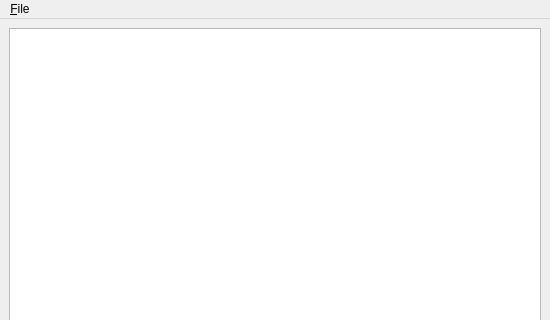
First picture: the form in branches/trunk/UI/spot-on-neighborstatistics.ui, repository textbrowser/spot-on, before the edit; both pictures show x 0 to 550 and y 0 to 320 of the 550 by 550 pixel window.
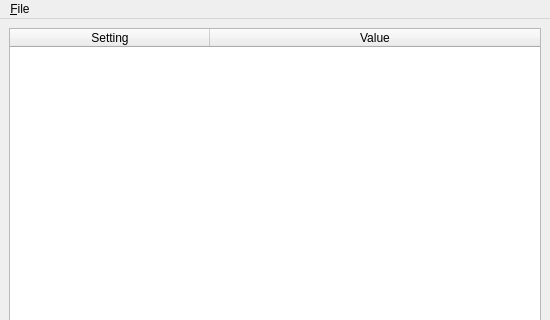
Second picture: the form after the edit. Icons and pictures are not drawn.

Commit message: Replaced text browser with splendid table.

```diff
--- a/branches/trunk/UI/spot-on-neighborstatistics.ui
+++ b/branches/trunk/UI/spot-on-neighborstatistics.ui
@@ -20,24 +20,32 @@
   <widget class="QWidget" name="centralwidget">
    <layout class="QVBoxLayout" name="verticalLayout">
     <item>
-     <widget class="QTextBrowser" name="textBrowser">
-      <property name="sizePolicy">
-       <sizepolicy hsizetype="Minimum" vsizetype="Expanding">
-        <horstretch>0</horstretch>
-        <verstretch>0</verstretch>
-       </sizepolicy>
-      </property>
-      <property name="font">
-       <font>
-        <family>Monospace</family>
-       </font>
-      </property>
-      <property name="tabChangesFocus">
+     <widget class="QTableWidget" name="table">
+      <property name="alternatingRowColors">
        <bool>true</bool>
       </property>
-      <property name="openLinks">
-       <bool>false</bool>
+      <property name="selectionBehavior">
+       <enum>QAbstractItemView::SelectRows</enum>
       </property>
+      <property name="horizontalScrollMode">
+       <enum>QAbstractItemView::ScrollPerPixel</enum>
+      </property>
+      <attribute name="horizontalHeaderDefaultSectionSize">
+       <number>200</number>
+      </attribute>
+      <attribute name="horizontalHeaderStretchLastSection">
+       <bool>true</bool>
+      </attribute>
+      <column>
+       <property name="text">
+        <string>Setting</string>
+       </property>
+      </column>
+      <column>
+       <property name="text">
+        <string>Value</string>
+       </property>
+      </column>
      </widget>
     </item>
    </layout>
@@ -48,7 +56,7 @@
      <x>0</x>
      <y>0</y>
      <width>550</width>
-     <height>19</height>
+     <height>32</height>
     </rect>
    </property>
    <widget class="QMenu" name="menu_File">
```
The commit also changes 2 other files.
